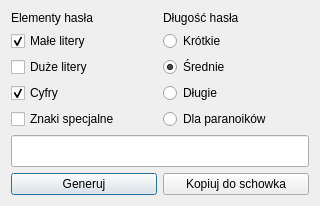
First picture: the form in generatorwindow.ui, repository ogendogen/qt_passwords_manager, before the edit.
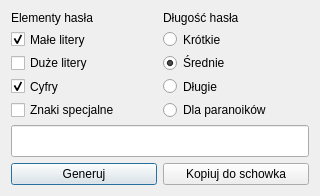
Second picture: the form after the edit.

```diff
--- a/generatorwindow.ui
+++ b/generatorwindow.ui
@@ -10,6 +10,12 @@
     <height>196</height>
    </rect>
   </property>
+  <property name="minimumSize">
+   <size>
+    <width>0</width>
+    <height>196</height>
+   </size>
+  </property>
   <property name="maximumSize">
    <size>
     <width>16777215</width>
```
Left out of the diff: 5 changed lines with no effect on the pictures.
